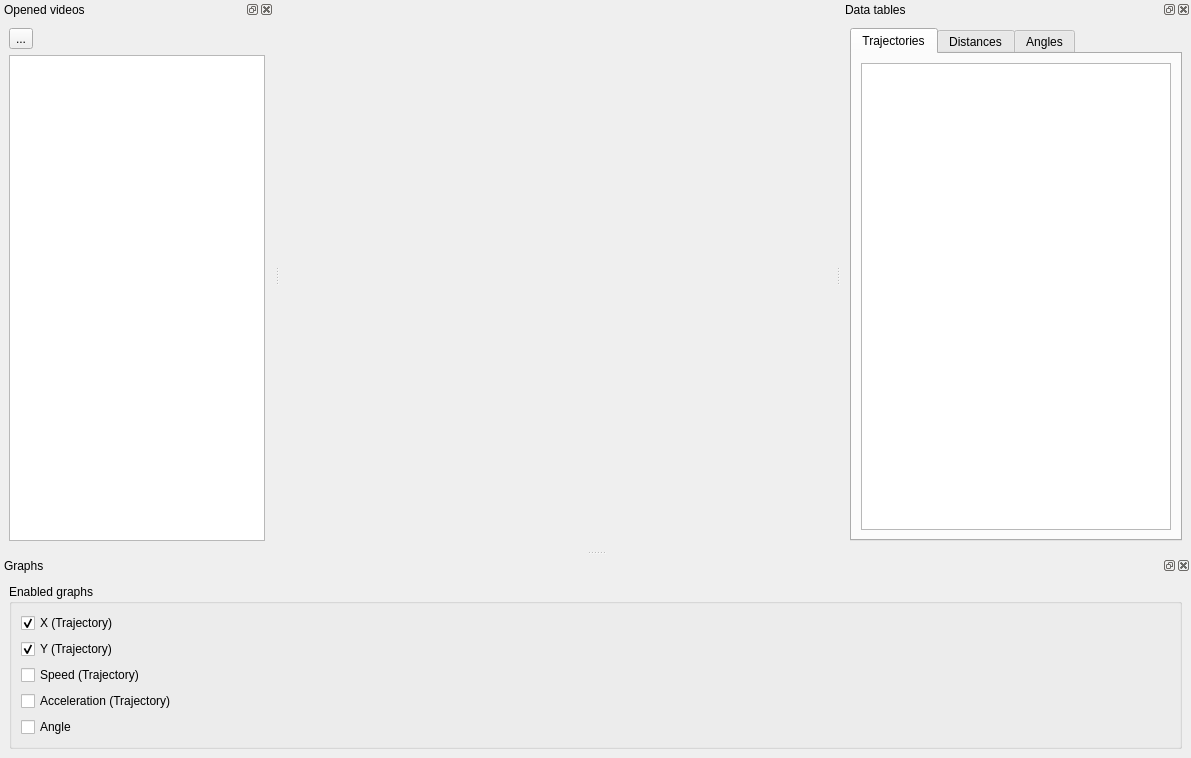
romariorios/CVMob, file src/view/cvmobmainwindow.ui: the form before one commit.
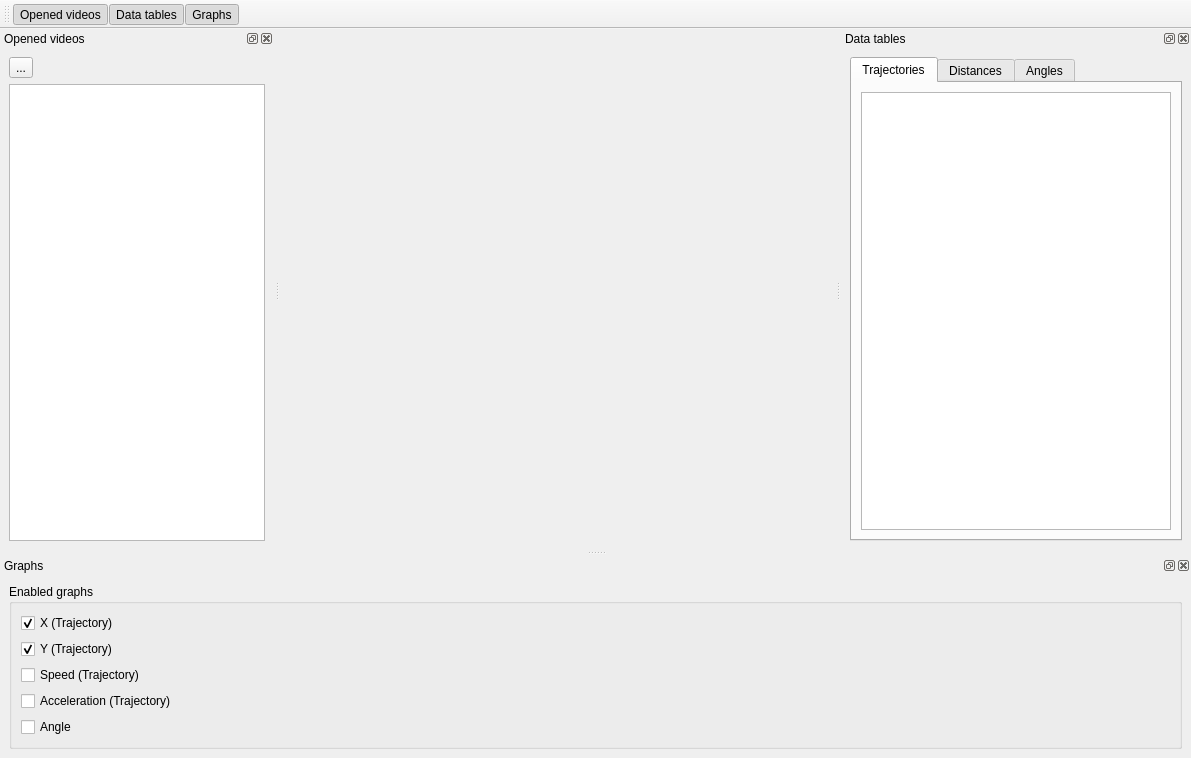
The form after the commit. Custom widgets are drawn as their Qt base class.

Commit message: Add buttons to toggle docks

Diff of the .ui file:
```diff
--- a/src/view/cvmobmainwindow.ui
+++ b/src/view/cvmobmainwindow.ui
@@ -16,7 +16,7 @@
   <widget class="QWidget" name="centralwidget">
    <layout class="QVBoxLayout" name="centralLayout"/>
   </widget>
-  <widget class="QDockWidget" name="openVideos">
+  <widget class="CVMDockWidget" name="openedVideosDockWidget">
    <property name="windowTitle">
     <string>Opened videos</string>
    </property>
@@ -55,7 +55,7 @@
     </layout>
    </widget>
   </widget>
-  <widget class="QDockWidget" name="dockWidget_2">
+  <widget class="CVMDockWidget" name="dataTablesDockWidget">
    <property name="windowTitle">
     <string>Data tables</string>
    </property>
@@ -217,6 +217,20 @@
     </layout>
    </widget>
   </widget>
+  <widget class="QToolBar" name="toolBar">
+   <property name="windowTitle">
+    <string>toolBar</string>
+   </property>
+   <attribute name="toolBarArea">
+    <enum>TopToolBarArea</enum>
+   </attribute>
+   <attribute name="toolBarBreak">
+    <bool>false</bool>
+   </attribute>
+   <addaction name="actionShow_opened_videos"/>
+   <addaction name="actionShow_data_tables"/>
+   <addaction name="actionShow_graphs"/>
+  </widget>
   <action name="action_Open">
    <property name="text">
     <string>&amp;Open</string>
@@ -225,6 +239,39 @@
     <string>Open a new video</string>
    </property>
   </action>
+  <action name="actionShow_opened_videos">
+   <property name="checkable">
+    <bool>true</bool>
+   </property>
+   <property name="checked">
+    <bool>true</bool>
+   </property>
+   <property name="text">
+    <string>Opened videos</string>
+   </property>
+  </action>
+  <action name="actionShow_data_tables">
+   <property name="checkable">
+    <bool>true</bool>
+   </property>
+   <property name="checked">
+    <bool>true</bool>
+   </property>
+   <property name="text">
+    <string>Data tables</string>
+   </property>
+  </action>
+  <action name="actionShow_graphs">
+   <property name="checkable">
+    <bool>true</bool>
+   </property>
+   <property name="checked">
+    <bool>true</bool>
+   </property>
+   <property name="text">
+    <string>Graphs</string>
+   </property>
+  </action>
  </widget>
  <customwidgets>
   <customwidget>
@@ -232,6 +279,12 @@
    <extends>QTreeView</extends>
    <header location="global">view/videodataview.hpp</header>
   </customwidget>
+  <customwidget>
+   <class>CVMDockWidget</class>
+   <extends>QDockWidget</extends>
+   <header location="global">view/cvmdockwidget.hpp</header>
+   <container>1</container>
+  </customwidget>
  </customwidgets>
  <resources/>
  <connections/>
```
Left out of the diff: 2 changed lines with no effect on the pictures. The commit also changes 5 other files.
